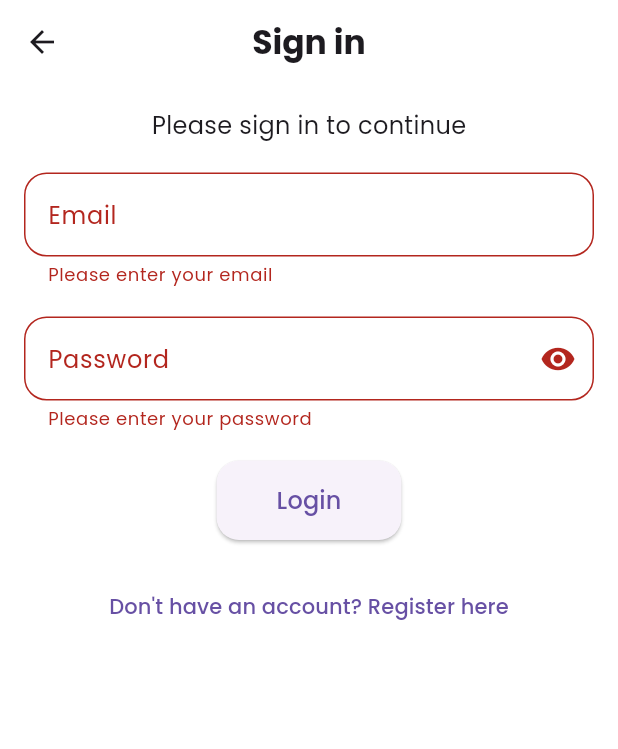
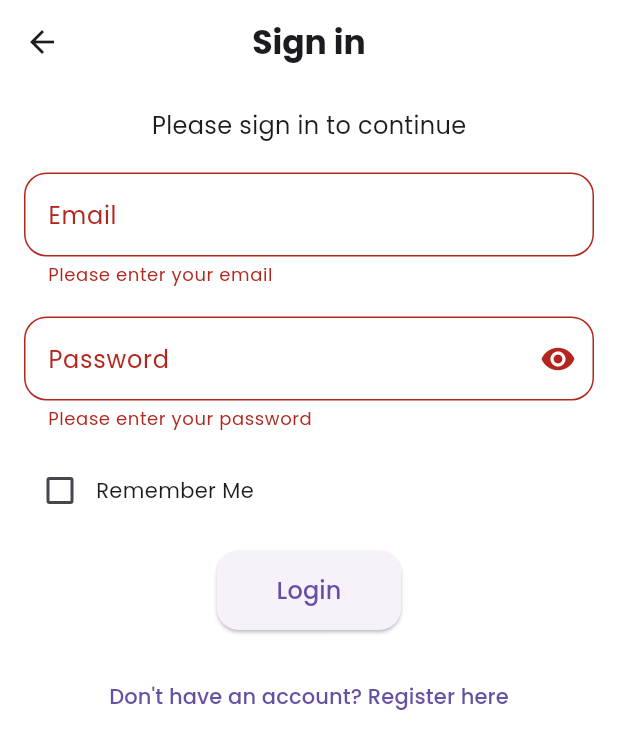
Before and after one commit to MonkiKalem/banboo-store, a Flutter app: the LoginPage screen opened by its route, after a tap on "Login", on a phone screen of 412 x 824 dp. Shown: the top 749 px of the screen. Run offline on Flutter 3.47's test engine with Material 3 defaults, Android fonts, the light colour scheme and no system bars; our stand-ins replace firebase_auth, firebase_core, font_awesome_flutter, google_fonts, google_sign_in, shared_preferences; accounts and stored records are empty; statements that could not run were skipped.

Commit message:
Add feature: Add remember me.

```diff
--- a/mobile/lib/pages/login_page.dart
+++ b/mobile/lib/pages/login_page.dart
@@ -1,5 +1,6 @@
 import 'package:flutter/material.dart';
 import '../services/api_service.dart';
+import 'package:shared_preferences/shared_preferences.dart';
 
 class LoginPage extends StatefulWidget {
   const LoginPage({super.key});
@@ -13,7 +14,9 @@ class _LoginPageState extends State<LoginPage> {
   final _emailController = TextEditingController(); // Updated from username
   final _passwordController = TextEditingController();
   bool _passwordIsObscured = true;
+
   bool _isLoading = false;
+  bool _rememberMe = false;
 
   Future<void> _login() async {
     if (!_formKey.currentState!.validate()) return;
@@ -33,6 +36,9 @@ class _LoginPageState extends State<LoginPage> {
         SnackBar(content: Text("Welcome ${response['user']['name']}!")),
       );
 
+      // Save login data if "Remember Me" is checked
+      await _saveLoginData();
+
       // Navigate to the home or dashboard screen
       Navigator.pushReplacementNamed(context, '/home');
     } catch (e) {
@@ -43,6 +49,20 @@ class _LoginPageState extends State<LoginPage> {
       setState(() {
         _isLoading = false;
       });
+    }
+  }
+
+  // Save login data for future sessions
+  Future<void> _saveLoginData() async {
+    final prefs = await SharedPreferences.getInstance();
+    if (_rememberMe) {
+      prefs.setString('email', _emailController.text);
+      prefs.setString('password', _passwordController.text);
+      prefs.setBool('rememberMe', _rememberMe);
+    } else {
+      prefs.remove('email');
+      prefs.remove('password');
+      prefs.remove('rememberMe');
     }
   }
 
@@ -125,8 +145,22 @@ class _LoginPageState extends State<LoginPage> {
                 ],
               ),
             ),
-            const SizedBox(height: 20),
+            const SizedBox(height: 16),
             // Login button
+            Row(
+              children: [
+                Checkbox(
+                  value: _rememberMe,
+                  onChanged: (value) {
+                    setState(() {
+                      _rememberMe = value! ;
+                    });
+                  },
+                ),
+                const Text("Remember Me")
+              ],
+            ),
+            const SizedBox(height: 16),
             ElevatedButton(
               onPressed: _isLoading ? null : _login,
               style: ElevatedButton.styleFrom(
```
Also changed, not shown: mobile/lib/widgets/login_button.dart (renamed from mobile/lib/components/login_button.dart).
